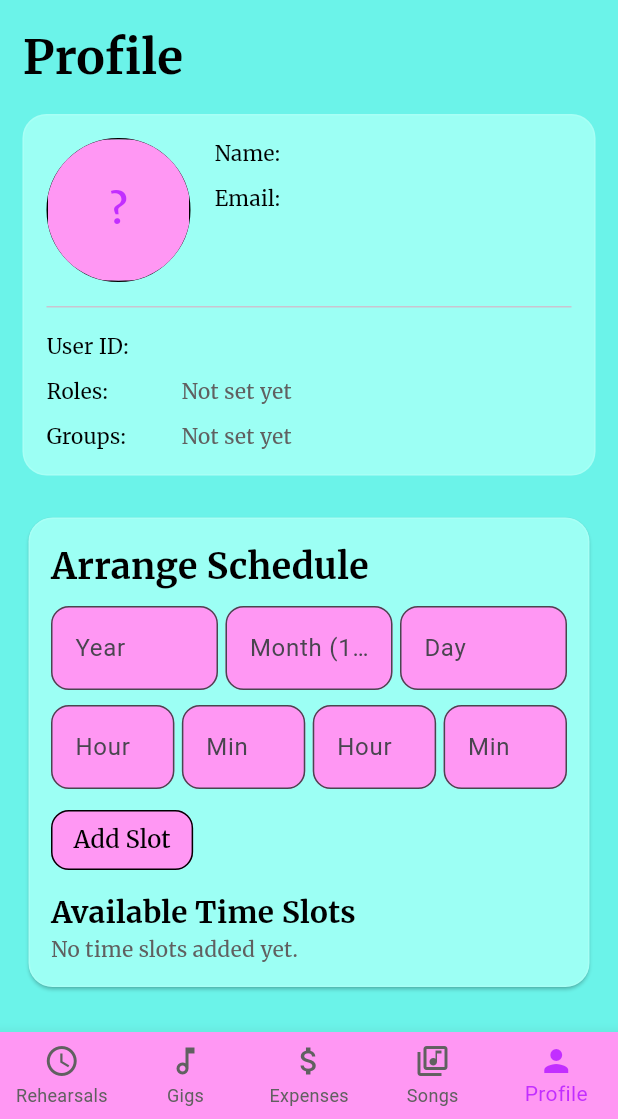
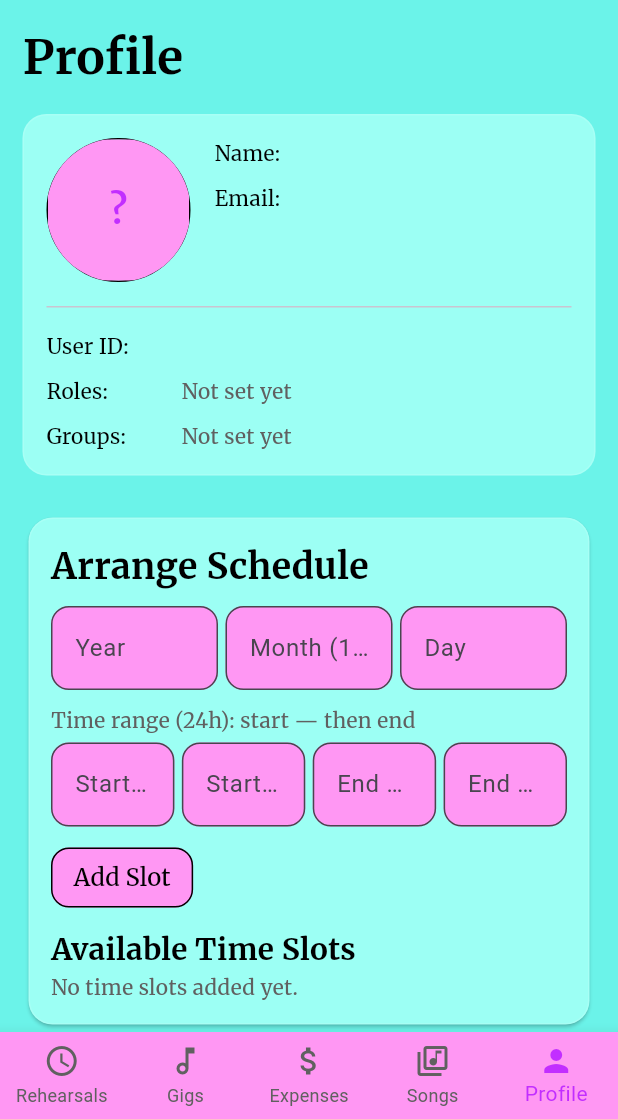
Before and after one commit to boraburgazlioglu/CS310_Group01, a Flutter app: the ProfilePage screen opened by its route, on a phone screen of 412 x 824 dp, the part 117-1236 px from its top. Run offline on Flutter 3.47's test engine with Material 3 defaults, Android fonts, the phone set to English and light mode, and no system bars; our stand-ins replace cloud_firestore, firebase_auth, firebase_core, shared_preferences; accounts and stored records are empty; network calls fail.

Commit message:
Profile schedule: clarify start vs end time hints and helper text

```diff
--- a/lib/screens/profile_page.dart
+++ b/lib/screens/profile_page.dart
@@ -448,6 +448,12 @@ class _ProfilePageState extends State<ProfilePage> {
 
                       SizedBox(height: AppPadding.M),
 
+                      Text(
+                        'Time range (24h): start — then end',
+                        style: AppTexts.bodyM,
+                      ),
+                      SizedBox(height: AppPadding.S),
+
                       Row(
                         children: [
                           Expanded(
@@ -455,7 +461,7 @@ class _ProfilePageState extends State<ProfilePage> {
                               controller: _startHourController,
                               keyboardType: TextInputType.number,
                               decoration: InputDecoration(
-                                hintText: 'Hour',
+                                hintText: 'Start hour',
                                 filled: true,
                                 fillColor: AppColors.surface,
                                 border: OutlineInputBorder(
@@ -470,7 +476,7 @@ class _ProfilePageState extends State<ProfilePage> {
                               controller: _startMinuteController,
                               keyboardType: TextInputType.number,
                               decoration: InputDecoration(
-                                hintText: 'Min',
+                                hintText: 'Start min',
                                 filled: true,
                                 fillColor: AppColors.surface,
                                 border: OutlineInputBorder(
@@ -485,7 +491,7 @@ class _ProfilePageState extends State<ProfilePage> {
                               controller: _endHourController,
                               keyboardType: TextInputType.number,
                               decoration: InputDecoration(
-                                hintText: 'Hour',
+                                hintText: 'End hour',
                                 filled: true,
                                 fillColor: AppColors.surface,
                                 border: OutlineInputBorder(
@@ -500,7 +506,7 @@ class _ProfilePageState extends State<ProfilePage> {
                               controller: _endMinuteController,
                               keyboardType: TextInputType.number,
                               decoration: InputDecoration(
-                                hintText: 'Min',
+                                hintText: 'End min',
                                 filled: true,
                                 fillColor: AppColors.surface,
                                 border: OutlineInputBorder(
```
